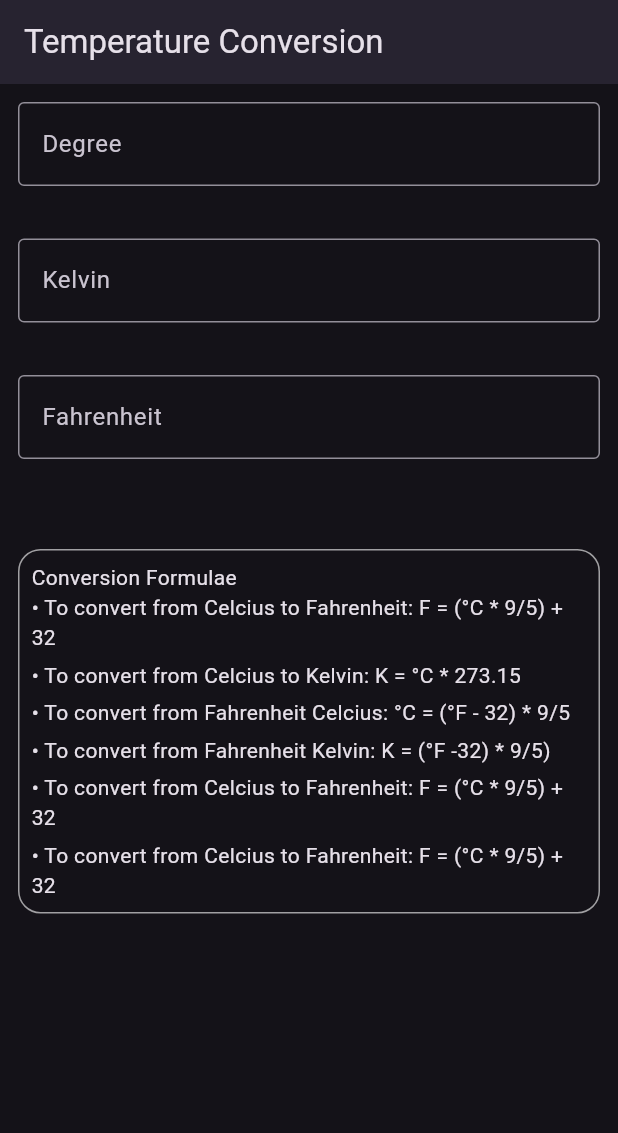
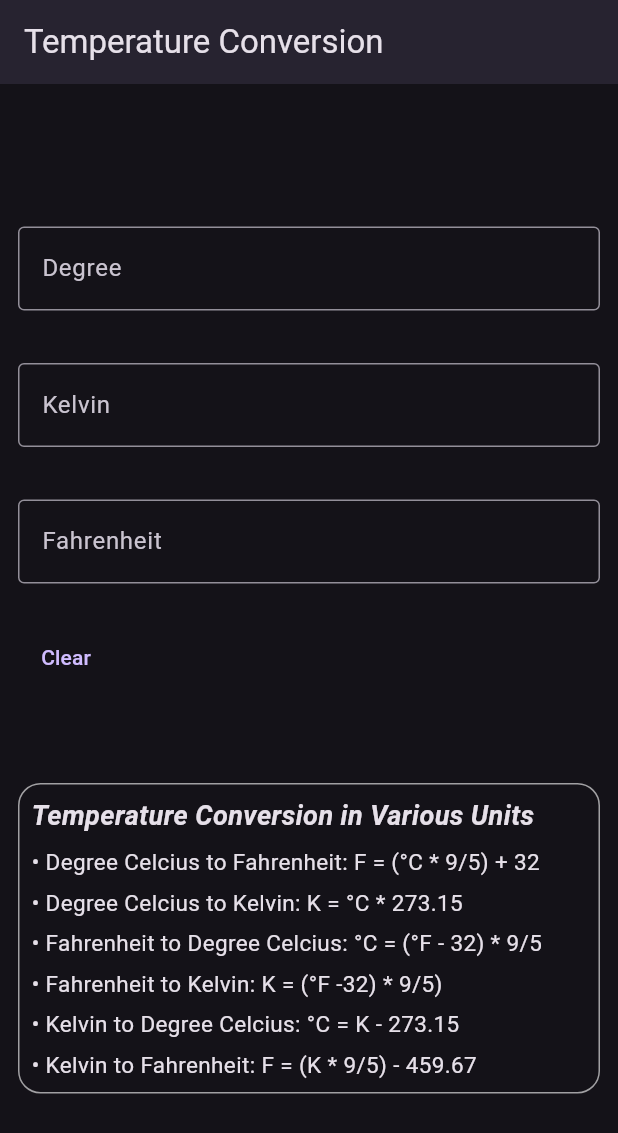
Before and after one commit to Nyanzu-kokayne/temperature, a Flutter app: the screen it shows after launch, on a phone screen of 412 x 824 dp. Shown: the top 1133 px of the screen. Run offline on Flutter 3.47's test engine with Material 3 defaults, Android fonts, the phone set to English and light mode, and no system bars.

Commit message:
Updated UI

```diff
--- a/lib/temperature_screen.dart
+++ b/lib/temperature_screen.dart
@@ -13,8 +13,7 @@ class _HomeScreenState extends State<HomeScreen> {
     return Scaffold(
       appBar: AppBar(elevation: 5, title: Text("Temperature Conversion")),
 
-      body: SingleChildScrollView(
-        child: Padding(
+      body: Padding(
         padding: const EdgeInsets.all(12.0),
         child: Center(
           child: Column(
@@ -49,8 +48,14 @@ class _HomeScreenState extends State<HomeScreen> {
                 ),
               ),
 
+              SizedBox(height: 25),
+
+              TextButton(onPressed: () {}, child: Text("Clear")),
+
               SizedBox(height: 60),
               Container(
+                width: double.infinity,
+                //alignment: Alignment(0, 0),
                 decoration: BoxDecoration(
                   border: BoxBorder.all(color: Colors.white60),
                   shape: BoxShape.rectangle,
@@ -61,38 +66,54 @@ class _HomeScreenState extends State<HomeScreen> {
                   child: Column(
                     crossAxisAlignment: CrossAxisAlignment.start,
                     children: [
-                        Text("Conversion Formulae"),
+                      Text(
+                        "Temperature Conversion in Various Units",
+                        style: TextStyle(
+                          fontSize: 18,
+                          fontWeight: FontWeight.bold,
+                          fontStyle: FontStyle.italic,
+                        ),
+                      ),
+
+                      SizedBox(height: 7),
 
                       Text(
-                          "• To convert from Celcius to Fahrenheit: F = (°C * 9/5) + 32",
+                        "• Degree Celcius to Fahrenheit: F = (°C * 9/5) + 32",
+                        style: TextStyle(fontSize: 15),
                       ),
 
-                        SizedBox(height: 5),
+                      SizedBox(height: 6),
                       Text(
-                          "• To convert from Celcius to Kelvin: K = °C * 273.15",
+                        "• Degree Celcius to Kelvin: K = °C * 273.15",
+                        style: TextStyle(fontSize: 15),
                       ),
-                        SizedBox(height: 5),
+
+                      SizedBox(height: 6),
 
                       Text(
-                          "• To convert from Fahrenheit Celcius: °C = (°F - 32) * 9/5",
+                        "• Fahrenheit to Degree Celcius: °C = (°F - 32) * 9/5",
+                        style: TextStyle(fontSize: 15),
                       ),
 
-                        SizedBox(height: 5),
+                      SizedBox(height: 6),
 
                       Text(
-                          "• To convert from Fahrenheit Kelvin: K = (°F -32) * 9/5)",
+                        "• Fahrenheit to Kelvin: K = (°F -32) * 9/5)",
+                        style: TextStyle(fontSize: 15),
                       ),
 
-                        SizedBox(height: 5),
+                      SizedBox(height: 6),
 
                       Text(
-                          "• To convert from Celcius to Fahrenheit: F = (°C * 9/5) + 32",
+                        "• Kelvin to Degree Celcius: °C = K - 273.15",
+                        style: TextStyle(fontSize: 15),
                       ),
 
-                        SizedBox(height: 5),
+                      SizedBox(height: 6),
 
                       Text(
-                          "• To convert from Celcius to Fahrenheit: F = (°C * 9/5) + 32",
+                        "• Kelvin to Fahrenheit: F = (K * 9/5) - 459.67",
+                        style: TextStyle(fontSize: 15),
                       ),
                     ],
                   ),
@@ -102,7 +123,6 @@ class _HomeScreenState extends State<HomeScreen> {
           ),
         ),
       ),
-      ),
     );
   }
 }
```
Lines whose indentation alone changed are shown as unchanged.
